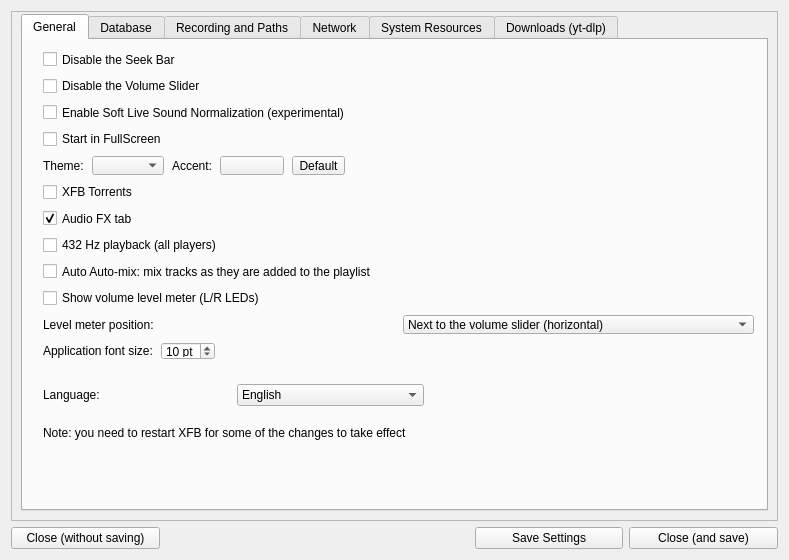
Above: src/optionsdialog.ui from netpack/XFB before the change. Below: the same form after it.
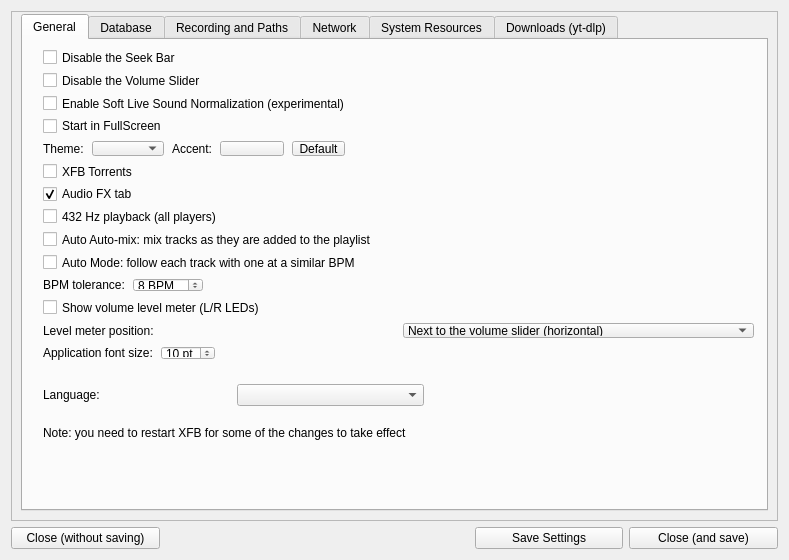
That is the form after the change. Icons and pictures are not drawn.

Commit message: feat: BPM-matched Auto Mode, and complete the Portuguese and French translations

The edit to the form file:
```diff
--- a/src/optionsdialog.ui
+++ b/src/optionsdialog.ui
@@ -92,21 +92,6 @@
              <property name="styleSheet">
               <string notr="true">selection-color: rgb(87, 118, 255);</string>
              </property>
-             <item>
-              <property name="text">
-               <string>English</string>
-              </property>
-             </item>
-             <item>
-              <property name="text">
-               <string>Français</string>
-              </property>
-             </item>
-             <item>
-              <property name="text">
-               <string>Portugûes</string>
-              </property>
-             </item>
             </widget>
            </item>
           </layout>
@@ -265,6 +250,59 @@
              </property>
             </widget>
            </item>
+           <item>
+            <widget class="QCheckBox" name="checkBox_bpmMatch">
+             <property name="toolTip">
+              <string>&lt;html&gt;&lt;head/&gt;&lt;body&gt;&lt;p&gt;In Auto Mode, pick the next track from those whose tempo is close to the one it follows, so the crossfade between them does not fight two different beats. Half and double time count as a match. Tracks need their BPM measured first (Database → Measure the BPM of all music tracks in the database); when nothing suitable is found, Auto Mode picks at random as before.&lt;/p&gt;&lt;/body&gt;&lt;/html&gt;</string>
+             </property>
+             <property name="text">
+              <string>Auto Mode: follow each track with one at a similar BPM</string>
+             </property>
+            </widget>
+           </item>
+           <item>
+            <layout class="QHBoxLayout" name="layout_bpmTolerance">
+             <item>
+              <widget class="QLabel" name="label_bpmTolerance">
+               <property name="text">
+                <string>BPM tolerance:</string>
+               </property>
+              </widget>
+             </item>
+             <item>
+              <widget class="QSpinBox" name="spin_bpmTolerance">
+               <property name="toolTip">
+                <string>&lt;html&gt;&lt;head/&gt;&lt;body&gt;&lt;p&gt;How far the next track's tempo may sit from the previous one's and still be picked. Small values keep transitions tight but need a large analysed library; larger values always find something.&lt;/p&gt;&lt;/body&gt;&lt;/html&gt;</string>
+               </property>
+               <property name="suffix">
+                <string> BPM</string>
+               </property>
+               <property name="minimum">
+                <number>1</number>
+               </property>
+               <property name="maximum">
+                <number>60</number>
+               </property>
+               <property name="value">
+                <number>8</number>
+               </property>
+              </widget>
+             </item>
+             <item>
+              <spacer name="hspacer_bpmTolerance">
+               <property name="orientation">
+                <enum>Qt::Horizontal</enum>
+               </property>
+               <property name="sizeHint" stdset="0">
+                <size>
+                 <width>40</width>
+                 <height>20</height>
+                </size>
+               </property>
+              </spacer>
+             </item>
+            </layout>
+           </item>
            <item>
             <widget class="QCheckBox" name="checkBox_levelMeter">
              <property name="toolTip">
```
The commit also changes 34 other files.
